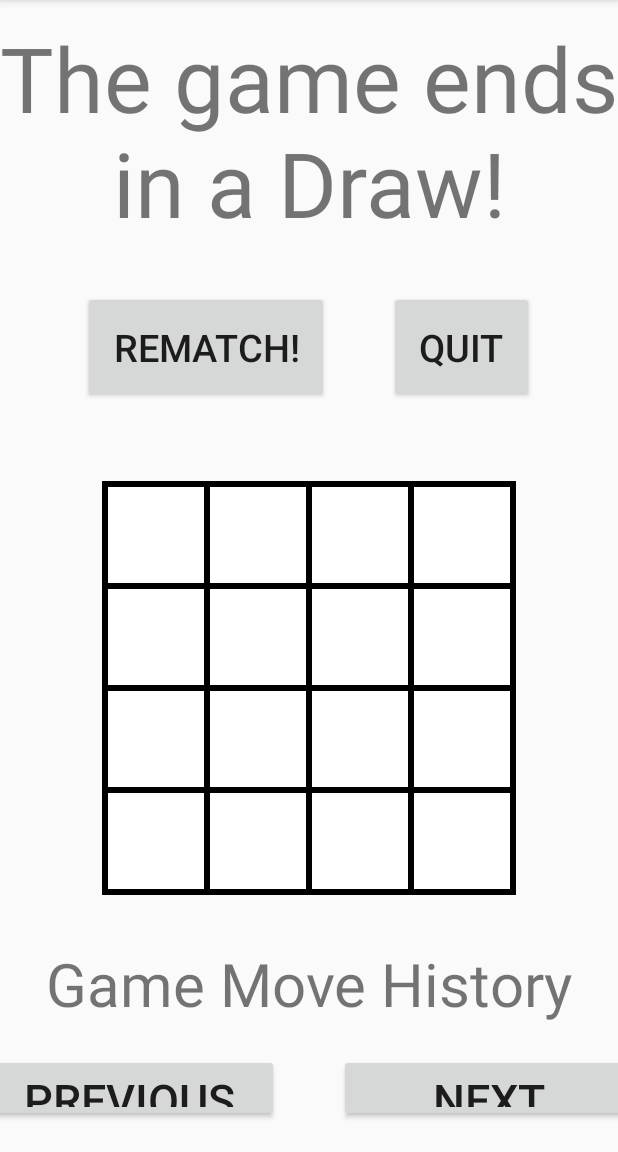
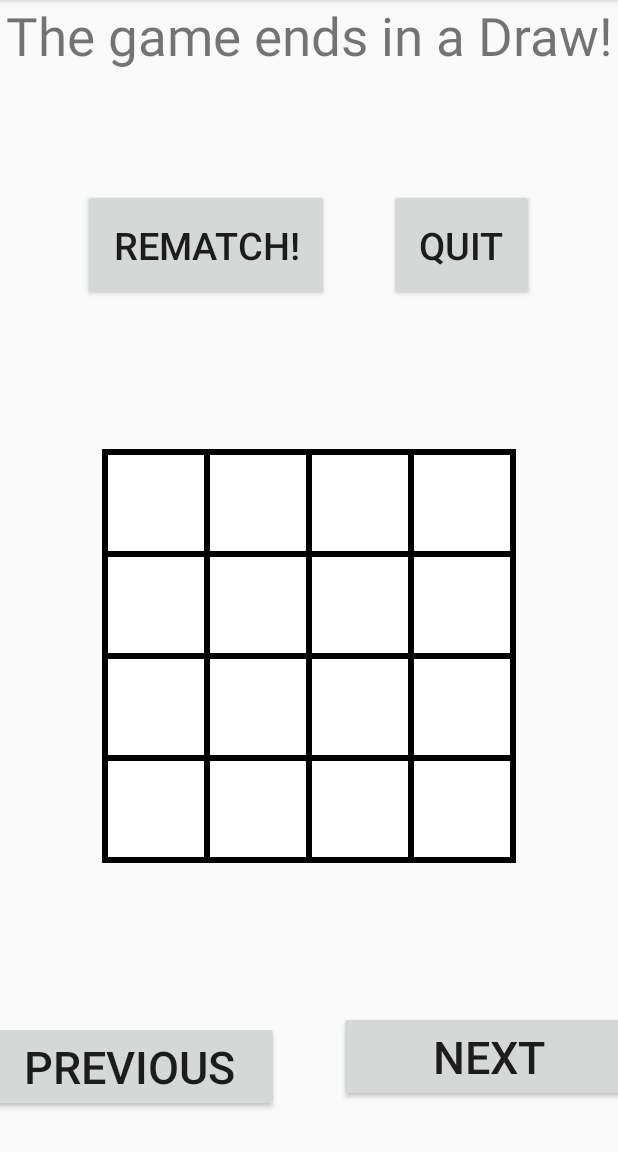
Before and after one commit to jeco42/Quarto, an Android app: the ResultsActivity screen opened directly, with no data from a screen before it, on a phone screen of 412 x 824 dp, the part 84-1236 px from its top. Run offline under Robolectric (Android 15) with nearby library versions, the phone set to English and light mode, and no system bars; 1 statement that could not run was skipped.

Commit message:
Some game tweaks
I changed the display of the results screen to make it less cluttered
and to make it look ok on my phone.

I changed the way that we're using the back stack so that different
buttons make more sense when pressed. For instance, now when you
press back from the game screen, it takes you to the home screen.
The same is now true of the results screen as well. This is better
than quitting out of the app, and then having to reload it.

I set up the state save/load, so that changing the orientation would
preserve the game state. This will also keep the game state when
android closes our app temporarily.

I removed the option for landscape mode via modifications to the
manifest.

I fixed the newGame() method (actually I renamed it). It seems that
we were using two different features and sort of putting them
near each other. One, I've called softReset(), is a visual reset.
The second, I've called hardReset() is a softReset(), and then
the game logic is also reset, and the game activity's own
internal logic is reset.

This allowed me to add a menu on the top right. The menu allows for
a 'New Game' to be started without leaving the activity.

```diff
--- a/app/src/main/java/com/weebley/jeco42/quarto/MainActivity.java
+++ b/app/src/main/java/com/weebley/jeco42/quarto/MainActivity.java
@@ -16,7 +16,6 @@
 
     private void launchGame(){
         Intent i = new Intent(MainActivity.this, GameActivity.class);
-        finish();
         startActivity(i);
     }
 
--- a/app/src/main/java/com/weebley/jeco42/quarto/ResultsActivity.java
+++ b/app/src/main/java/com/weebley/jeco42/quarto/ResultsActivity.java
@@ -120,8 +120,8 @@
             index = 0;
             return;
         }
-        else if(index >= numMoves){
-            index = numMoves;
+        else if(index == numMoves){
+            index = numMoves - 1;
             return;
         }
 
@@ -145,9 +145,7 @@
     }
 
     private void quit(){
-        Intent i = new Intent(ResultsActivity.this, MainActivity.class);
         finish();
-        startActivity(i);
     }
 
 
--- a/app/src/main/res/layout/activity_results.xml
+++ b/app/src/main/res/layout/activity_results.xml
@@ -12,13 +12,12 @@
         android:id="@+id/winnerTextview"
         android:layout_weight="0.09"
         android:autoText="false"
-        android:textSize="60dp"
-        android:layout_gravity="center"
-        android:gravity="center_vertical|center_horizontal"/>
+        android:textSize="35dp"
+        android:gravity="center_horizontal" />
 
     <LinearLayout
         android:orientation="horizontal"
-        android:layout_width="fill_parent"
+        android:layout_width="match_parent"
         android:layout_height="wrap_content"
         android:gravity="center">
 
@@ -44,8 +43,7 @@
     <RelativeLayout
         android:layout_width="match_parent"
         android:layout_height="wrap_content"
-        android:layout_gravity="center"
-        android:gravity="center_vertical"
+        android:gravity="center"
         android:layout_weight="0.24">
 
         <LinearLayout
@@ -426,24 +424,12 @@
 
     </RelativeLayout>
 
-    <TextView
+    <LinearLayout
+        android:orientation="horizontal"
         android:layout_width="match_parent"
         android:layout_height="wrap_content"
-        android:text="@string/history"
-        android:id="@+id/textView"
-        android:layout_alignParentBottom="true"
-        android:layout_centerHorizontal="true"
-        android:gravity="center"
-        android:textSize="40dp"
-        android:textIsSelectable="true"/>
-
-    <LinearLayout
-        android:orientation="horizontal"
-        android:layout_width="fill_parent"
-        android:layout_height="80dp"
         android:layout_weight="0.02"
-        android:layout_gravity="left|center"
-        android:gravity="center">
+        android:gravity="center_horizontal">
 
         <Button
             android:layout_width="200dp"
--- a/app/src/main/res/menu/menu_main.xml
+++ b/app/src/main/res/menu/menu_main.xml
@@ -2,8 +2,10 @@
       xmlns:app="http://schemas.android.com/apk/res-auto"
       xmlns:tools="http://schemas.android.com/tools"
       tools:context=".MainActivity">
+
     <item android:id="@+id/action_settings"
           android:title="@string/action_settings"
           android:orderInCategory="100"
           app:showAsAction="never"/>
+
 </menu>
--- a/app/src/main/res/values/strings.xml
+++ b/app/src/main/res/values/strings.xml
@@ -18,4 +18,6 @@
     <string name="history">Game Move History</string>
     <string name="rematch">Rematch!</string>
     <string name="quit">Quit</string>
+    <string name="new_game_string">New Game</string>
+    <string name="quit_game_string">Quit</string>
 </resources>
```
Also changed, not shown: app/src/main/AndroidManifest.xml (+6 -3 lines), app/src/main/java/com/weebley/jeco42/quarto/GameActivity.java (+61 -7 lines), app/src/main/java/com/weebley/jeco42/quarto/gameLogic.java (+16 -10 lines), app/src/main/res/menu/menu_game.xml (added, +16 -0 lines).
